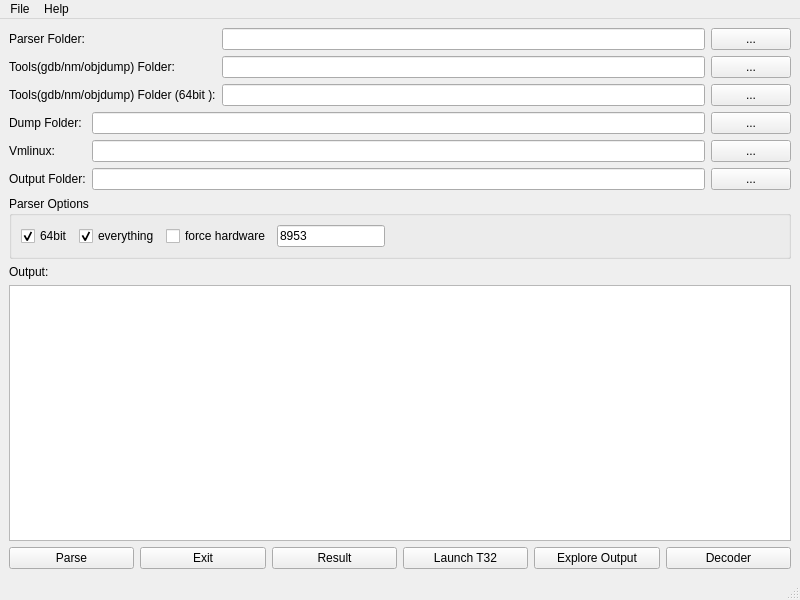
Qt form qparser.ui (bdunix/qparser) before a commit.
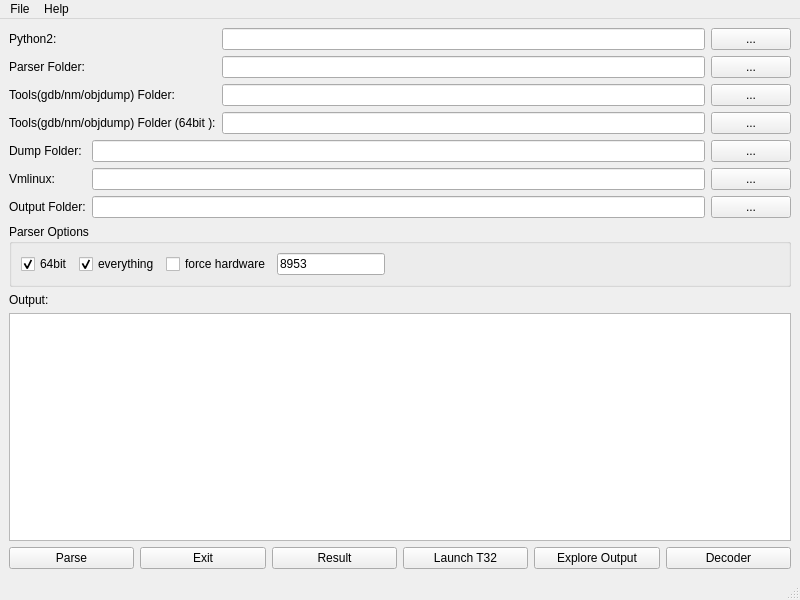
The same form after that commit.

Commit message: Add python QLineedit and errorOcurred of QProcess

Diff of the .ui file:
```diff
--- a/qparser.ui
+++ b/qparser.ui
@@ -17,52 +17,69 @@
    <layout class="QVBoxLayout" name="verticalLayout_2">
     <item>
      <layout class="QGridLayout" name="gridLayout">
-      <item row="0" column="0">
+      <item row="1" column="0">
        <widget class="QLabel" name="label_4">
         <property name="text">
          <string>Parser Folder:</string>
         </property>
        </widget>
       </item>
-      <item row="0" column="1">
+      <item row="3" column="2">
+       <widget class="QLineEdit" name="toolsfolder64LineEdit"/>
+      </item>
+      <item row="2" column="3">
+       <widget class="QPushButton" name="toolsfolderPushButton">
+        <property name="text">
+         <string>...</string>
+        </property>
+       </widget>
+      </item>
+      <item row="1" column="2">
        <widget class="QLineEdit" name="parserfolderLineEdit"/>
       </item>
-      <item row="0" column="2">
-       <widget class="QPushButton" name="parserfolderPushButton">
-        <property name="text">
-         <string>...</string>
-        </property>
-       </widget>
-      </item>
-      <item row="1" column="0">
-       <widget class="QLabel" name="label_5">
-        <property name="text">
-         <string>Tools(gdb/nm/objdump) Folder:</string>
-        </property>
-       </widget>
-      </item>
-      <item row="1" column="1">
+      <item row="2" column="2">
        <widget class="QLineEdit" name="toolsfolderLineEdit"/>
       </item>
-      <item row="1" column="2">
-       <widget class="QPushButton" name="toolsfolderPushButton">
+      <item row="3" column="3">
+       <widget class="QPushButton" name="toolsfolder64PushButton">
         <property name="text">
          <string>...</string>
         </property>
        </widget>
       </item>
-      <item row="2" column="0">
+      <item row="3" column="0">
        <widget class="QLabel" name="label_7">
         <property name="text">
          <string>Tools(gdb/nm/objdump) Folder (64bit ):</string>
         </property>
        </widget>
       </item>
-      <item row="2" column="1">
-       <widget class="QLineEdit" name="toolsfolder64LineEdit"/>
+      <item row="1" column="3">
+       <widget class="QPushButton" name="parserfolderPushButton">
+        <property name="text">
+         <string>...</string>
+        </property>
+       </widget>
       </item>
-      <item row="2" column="2">
-       <widget class="QPushButton" name="toolsfolder64PushButton">
+      <item row="2" column="0">
+       <widget class="QLabel" name="label_5">
+        <property name="text">
+         <string>Tools(gdb/nm/objdump) Folder:</string>
+        </property>
+       </widget>
+      </item>
+      <item row="0" column="0">
+       <widget class="QLabel" name="label_8">
+        <property name="text">
+         <string>Python2:</string>
+        </property>
+       </widget>
+      </item>
+      <item row="0" column="2">
+       <widget class="QLineEdit" name="pythonLineEdit"/>
+      </item>
+      <item row="0" column="3">
+       <widget class="QPushButton" name="pythonPushButton">
         <property name="text">
          <string>...</string>
         </property>
```
Left out of the diff: 2 changed lines with no effect on the pictures. The commit also changes 2 other files.
